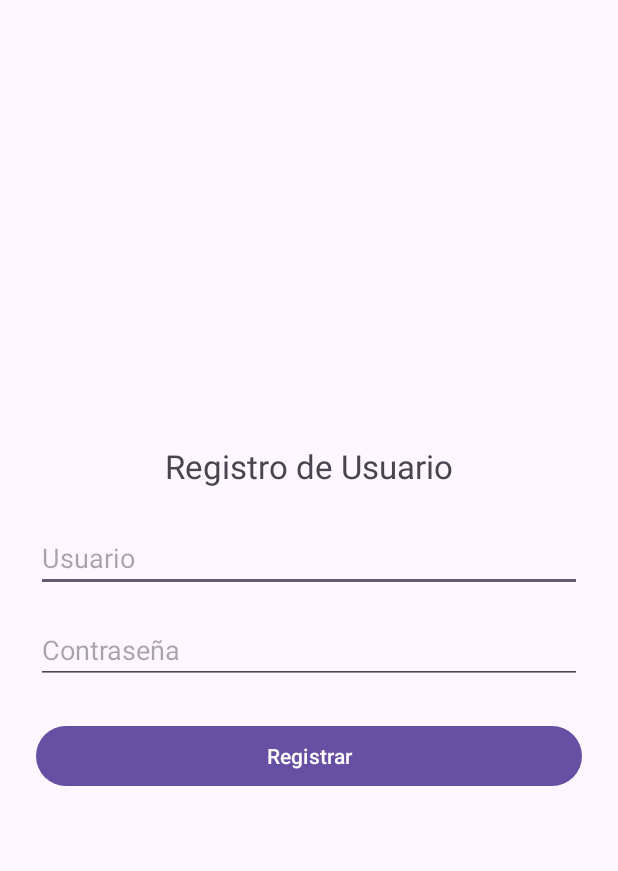
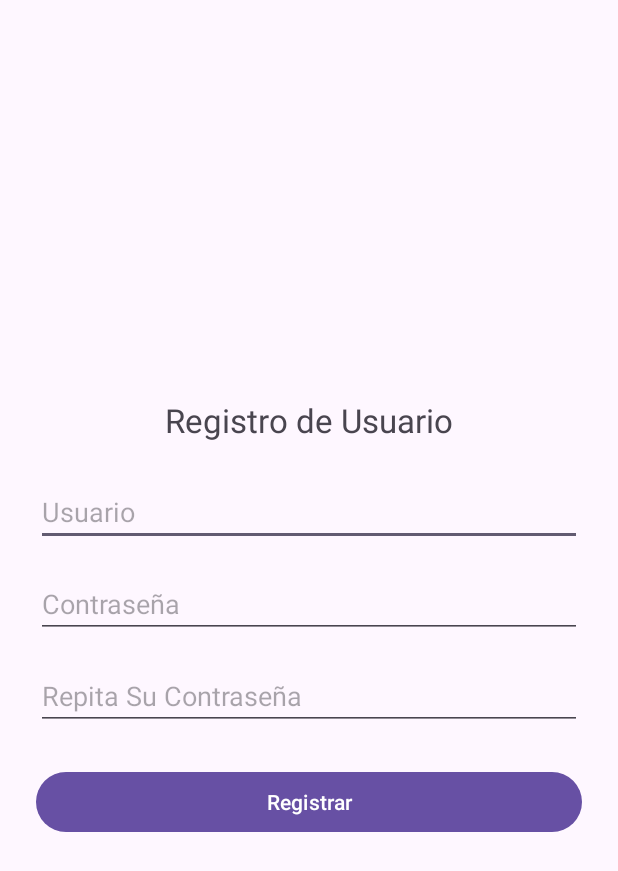
Before and after one commit to ariasuriel12/TPGrupoM, an Android app built with Jetpack Compose: the RegistroActivity screen opened directly, with no data from a screen before it, after a tap on "Registrar", on a phone screen of 412 x 824 dp. Shown: the top 871 px of the screen. Run offline under Robolectric (Android 15) with nearby library versions, the phone set to English and light mode, and no system bars.

Commit message:
Cambios en Registro

```diff
--- a/app/src/main/java/com/example/climaapp/RegistroActivity.kt
+++ b/app/src/main/java/com/example/climaapp/RegistroActivity.kt
@@ -13,14 +13,18 @@ class RegistroActivity : AppCompatActivity() {
 
         val etUser = findViewById<EditText>(R.id.etRegistroUser)
         val etPass = findViewById<EditText>(R.id.etRegistroPass)
+        val etConfirmPass = findViewById<EditText>(R.id.etConfirmPass)
         val btnRegistrar = findViewById<Button>(R.id.btnRegistrar)
 
         btnRegistrar.setOnClickListener {
             val user = etUser.text.toString()
             val pass = etPass.text.toString()
+            val confirmPass = etConfirmPass.text.toString()
 
             if(user.isEmpty() || pass.isEmpty()) {
                 Toast.makeText(this, "Por favor completa todos los campos", Toast.LENGTH_SHORT).show()
+            }else if(pass != confirmPass){
+                Toast.makeText(this,"Las contraseñas no coinciden", Toast.LENGTH_SHORT).show()
             } else {
                 // Aquí podrías guardar los datos en SharedPreferences, DB, etc.
                 Toast.makeText(this, "Usuario $user registrado correctamente", Toast.LENGTH_SHORT).show()
--- a/app/src/main/res/layout/activity_registro.xml
+++ b/app/src/main/res/layout/activity_registro.xml
@@ -20,12 +20,22 @@
         android:hint="Usuario" />
 
     <EditText
-        android:id="@+id/etRegistroPass"
+        android:id="@+id/etConfirmPass"
         android:layout_width="match_parent"
         android:layout_height="wrap_content"
         android:hint="Contraseña"
         android:inputType="textPassword"
         android:layout_marginTop="16dp" />
+
+    <EditText
+        android:id="@+id/etRegistroPass"
+        android:layout_width="match_parent"
+        android:layout_height="wrap_content"
+        android:hint="Repita Su Contraseña"
+        android:inputType="textPassword"
+        android:layout_marginTop="16dp" />
+
+
 
     <Button
         android:id="@+id/btnRegistrar"
```
